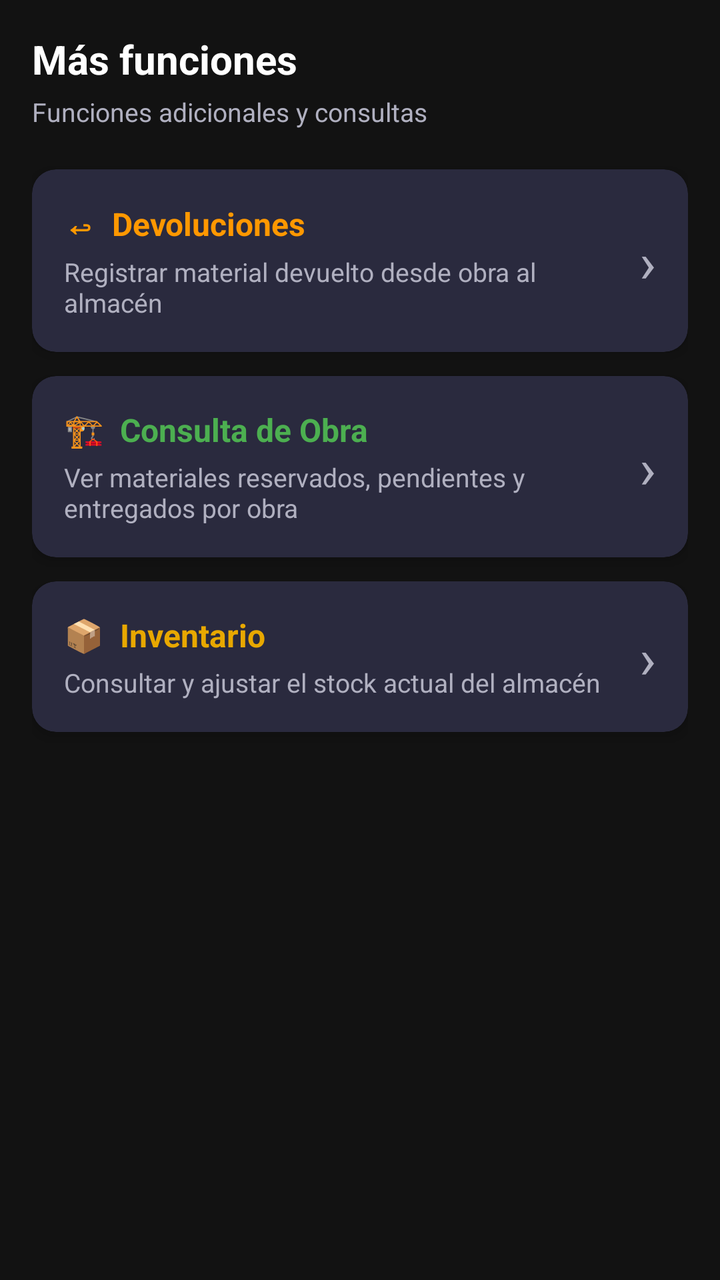
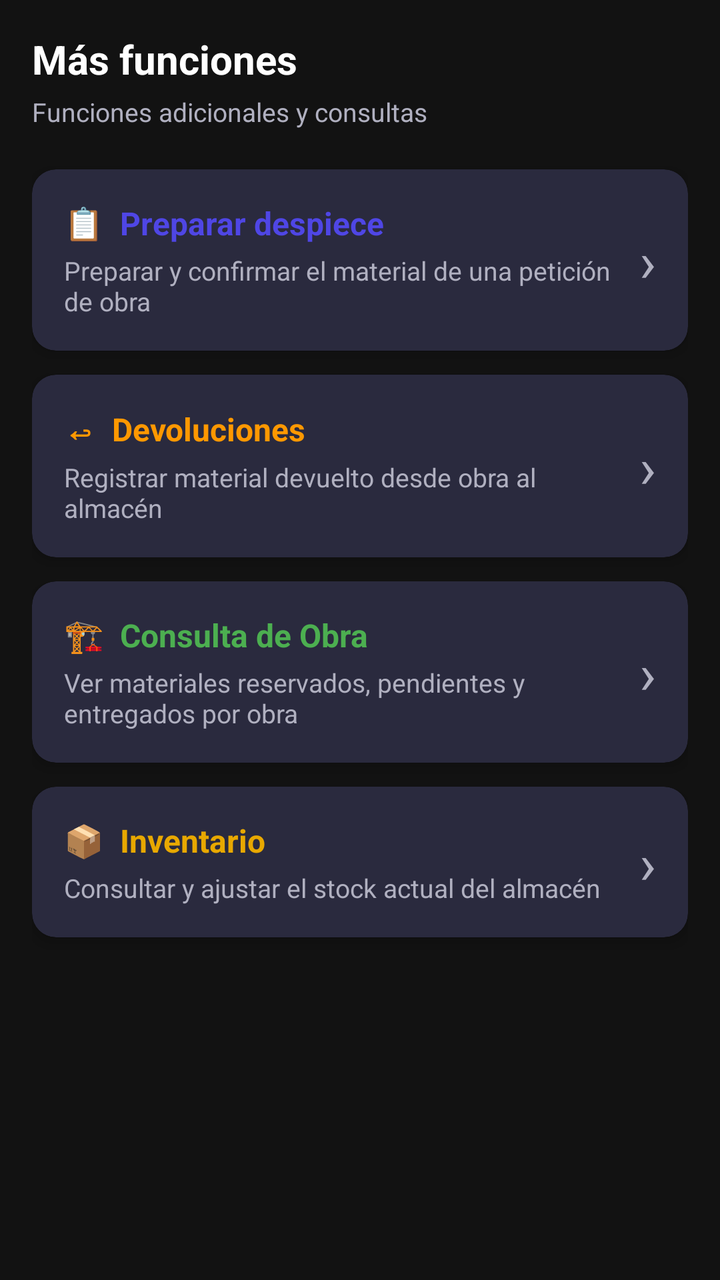

Before-and-after screenshots of an Android layout around one commit, followed by the original layout XML and the change that was made.
<!-- AndroidManifest.xml: application theme Theme.AlmacenPDA -->
<!-- res/layout/fragment_taller_menu.xml -->
<?xml version="1.0" encoding="utf-8"?>
<ScrollView xmlns:android="http://schemas.android.com/apk/res/android"
    xmlns:app="http://schemas.android.com/apk/res-auto"
    android:layout_width="match_parent"
    android:layout_height="match_parent"
    android:background="@color/bg_dark">

    <LinearLayout
        android:layout_width="match_parent"
        android:layout_height="wrap_content"
        android:orientation="vertical"
        android:padding="16dp">

        <TextView
            android:layout_width="match_parent"
            android:layout_height="wrap_content"
            android:text="Más funciones"
            android:textColor="@color/text_primary"
            android:textSize="20sp"
            android:textStyle="bold"
            android:layout_marginBottom="4dp" />

        <TextView
            android:layout_width="match_parent"
            android:layout_height="wrap_content"
            android:text="Funciones adicionales y consultas"
            android:textColor="@color/text_secondary"
            android:textSize="13sp"
            android:layout_marginBottom="20dp" />

        
        <com.google.android.material.card.MaterialCardView
            android:id="@+id/cardDevoluciones"
            android:layout_width="match_parent"
            android:layout_height="wrap_content"
            android:layout_marginBottom="12dp"
            android:foreground="?attr/selectableItemBackground"
            android:clickable="true"
            android:focusable="true"
            app:cardBackgroundColor="@color/bg_card"
            app:cardCornerRadius="12dp"
            app:cardElevation="4dp">

            <LinearLayout
                android:layout_width="match_parent"
                android:layout_height="wrap_content"
                android:orientation="horizontal"
                android:padding="16dp"
                android:gravity="center_vertical">

                <LinearLayout
                    android:layout_width="0dp"
                    android:layout_height="wrap_content"
                    android:layout_weight="1"
                    android:orientation="vertical">

                    <TextView
                        android:layout_width="wrap_content"
                        android:layout_height="wrap_content"
                        android:text="↩  Devoluciones"
                        android:textColor="@color/warning"
                        android:textSize="16sp"
                        android:textStyle="bold"
                        android:layout_marginBottom="4dp" />

                    <TextView
                        android:layout_width="wrap_content"
                        android:layout_height="wrap_content"
                        android:text="Registrar material devuelto desde obra al almacén"
                        android:textColor="@color/text_secondary"
                        android:textSize="13sp" />
                </LinearLayout>

                <TextView
                    android:layout_width="wrap_content"
                    android:layout_height="wrap_content"
                    android:text="›"
                    android:textColor="@color/text_secondary"
                    android:textSize="28sp"
                    android:layout_marginStart="8dp" />
            </LinearLayout>
        </com.google.android.material.card.MaterialCardView>

        
        <com.google.android.material.card.MaterialCardView
            android:id="@+id/cardConsultaObra"
            android:layout_width="match_parent"
            android:layout_height="wrap_content"
            android:layout_marginBottom="12dp"
            android:foreground="?attr/selectableItemBackground"
            android:clickable="true"
            android:focusable="true"
            app:cardBackgroundColor="@color/bg_card"
            app:cardCornerRadius="12dp"
            app:cardElevation="4dp">

            <LinearLayout
                android:layout_width="match_parent"
                android:layout_height="wrap_content"
                android:orientation="horizontal"
                android:padding="16dp"
                android:gravity="center_vertical">

                <LinearLayout
                    android:layout_width="0dp"
                    android:layout_height="wrap_content"
                    android:layout_weight="1"
                    android:orientation="vertical">

                    <TextView
                        android:layout_width="wrap_content"
                        android:layout_height="wrap_content"
                        android:text="🏗  Consulta de Obra"
                        android:textColor="@color/success"
                        android:textSize="16sp"
                        android:textStyle="bold"
                        android:layout_marginBottom="4dp" />

                    <TextView
                        android:layout_width="wrap_content"
                        android:layout_height="wrap_content"
                        android:text="Ver materiales reservados, pendientes y entregados por obra"
                        android:textColor="@color/text_secondary"
                        android:textSize="13sp" />
                </LinearLayout>

                <TextView
                    android:layout_width="wrap_content"
                    android:layout_height="wrap_content"
                    android:text="›"
                    android:textColor="@color/text_secondary"
                    android:textSize="28sp"
                    android:layout_marginStart="8dp" />
            </LinearLayout>
        </com.google.android.material.card.MaterialCardView>

        
        <com.google.android.material.card.MaterialCardView
            android:id="@+id/cardInventario"
            android:layout_width="match_parent"
            android:layout_height="wrap_content"
            android:layout_marginBottom="12dp"
            android:foreground="?attr/selectableItemBackground"
            android:clickable="true"
            android:focusable="true"
            app:cardBackgroundColor="@color/bg_card"
            app:cardCornerRadius="12dp"
            app:cardElevation="4dp">

            <LinearLayout
                android:layout_width="match_parent"
                android:layout_height="wrap_content"
                android:orientation="horizontal"
                android:padding="16dp"
                android:gravity="center_vertical">

                <LinearLayout
                    android:layout_width="0dp"
                    android:layout_height="wrap_content"
                    android:layout_weight="1"
                    android:orientation="vertical">

                    <TextView
                        android:layout_width="wrap_content"
                        android:layout_height="wrap_content"
                        android:text="📦  Inventario"
                        android:textColor="@color/accent"
                        android:textSize="16sp"
                        android:textStyle="bold"
                        android:layout_marginBottom="4dp" />

                    <TextView
                        android:layout_width="wrap_content"
                        android:layout_height="wrap_content"
                        android:text="Consultar y ajustar el stock actual del almacén"
                        android:textColor="@color/text_secondary"
                        android:textSize="13sp" />
                </LinearLayout>

                <TextView
                    android:layout_width="wrap_content"
                    android:layout_height="wrap_content"
                    android:text="›"
                    android:textColor="@color/text_secondary"
                    android:textSize="28sp"
                    android:layout_marginStart="8dp" />
            </LinearLayout>
        </com.google.android.material.card.MaterialCardView>

    </LinearLayout>
</ScrollView>
<!-- resources referenced by this layout -->
<resources>
  <color name="accent">#E8A800</color>
  <color name="bg_card">#2A2A3E</color>
  <color name="bg_dark">#121212</color>
  <color name="success">#4CAF50</color>
  <color name="text_primary">#FFFFFF</color>
  <color name="text_secondary">#B0B0C0</color>
  <color name="warning">#FF9800</color>
  <style name="Theme.AlmacenPDA" parent="Theme.AlmacenPDA.Azul" />
  <style name="Theme.AlmacenPDA.Azul" parent="Base.Theme.AlmacenPDA">
          <item name="colorPrimary">@color/style_azul</item>
          <item name="colorPrimaryVariant">@color/style_azul</item>
      </style>
  <style name="Base.Theme.AlmacenPDA" parent="Theme.MaterialComponents.DayNight.NoActionBar">
          <item name="colorOnPrimary">@color/bg_dark</item>
          <item name="colorSurface">@color/bg_surface</item>
          <item name="colorOnSurface">@color/text_primary</item>
          <item name="android:windowBackground">@color/bg_dark</item>
          <item name="android:statusBarColor">@color/bg_surface</item>
          <item name="android:navigationBarColor">@color/bg_surface</item>
          <item name="android:textColorPrimary">@color/text_primary</item>
          <item name="android:textColorSecondary">@color/text_secondary</item>
  
          
          <item name="android:popupMenuStyle">@style/CustomPopupMenu</item>
          <item name="android:dropDownListViewStyle">@style/CustomDropDownListView</item>
      </style>
  <color name="style_azul">#4f46e5</color>
  <color name="bg_surface">#1E1E2E</color>
  <style name="CustomPopupMenu" parent="Widget.MaterialComponents.PopupMenu">
          <item name="android:popupBackground">@color/bg_surface</item>
          <item name="android:textColor">@color/text_primary</item>
      </style>
  <style name="CustomDropDownListView" parent="Widget.AppCompat.ListView.DropDown">
          <item name="android:background">@color/bg_surface</item>
          <item name="android:divider">@color/divider</item>
      </style>
  <color name="divider">#2E2E4E</color>
</resources>

<!-- the commit's change to res/layout/fragment_taller_menu.xml (unified diff, before → after) -->
@@ -30,6 +30,59 @@
 
         
         <com.google.android.material.card.MaterialCardView
+            android:id="@+id/cardDespiece"
+            android:layout_width="match_parent"
+            android:layout_height="wrap_content"
+            android:layout_marginBottom="12dp"
+            android:foreground="?attr/selectableItemBackground"
+            android:clickable="true"
+            android:focusable="true"
+            app:cardBackgroundColor="@color/bg_card"
+            app:cardCornerRadius="12dp"
+            app:cardElevation="4dp">
+
+            <LinearLayout
+                android:layout_width="match_parent"
+                android:layout_height="wrap_content"
+                android:orientation="horizontal"
+                android:padding="16dp"
+                android:gravity="center_vertical">
+
+                <LinearLayout
+                    android:layout_width="0dp"
+                    android:layout_height="wrap_content"
+                    android:layout_weight="1"
+                    android:orientation="vertical">
+
+                    <TextView
+                        android:layout_width="wrap_content"
+                        android:layout_height="wrap_content"
+                        android:text="📋  Preparar despiece"
+                        android:textColor="?attr/colorPrimary"
+                        android:textSize="16sp"
+                        android:textStyle="bold"
+                        android:layout_marginBottom="4dp" />
+
+                    <TextView
+                        android:layout_width="wrap_content"
+                        android:layout_height="wrap_content"
+                        android:text="Preparar y confirmar el material de una petición de obra"
+                        android:textColor="@color/text_secondary"
+                        android:textSize="13sp" />
+                </LinearLayout>
+
+                <TextView
+                    android:layout_width="wrap_content"
+                    android:layout_height="wrap_content"
+                    android:text="›"
+                    android:textColor="@color/text_secondary"
+                    android:textSize="28sp"
+                    android:layout_marginStart="8dp" />
+            </LinearLayout>
+        </com.google.android.material.card.MaterialCardView>
+
+        
+        <com.google.android.material.card.MaterialCardView
             android:id="@+id/cardDevoluciones"
             android:layout_width="match_parent"
             android:layout_height="wrap_content"
